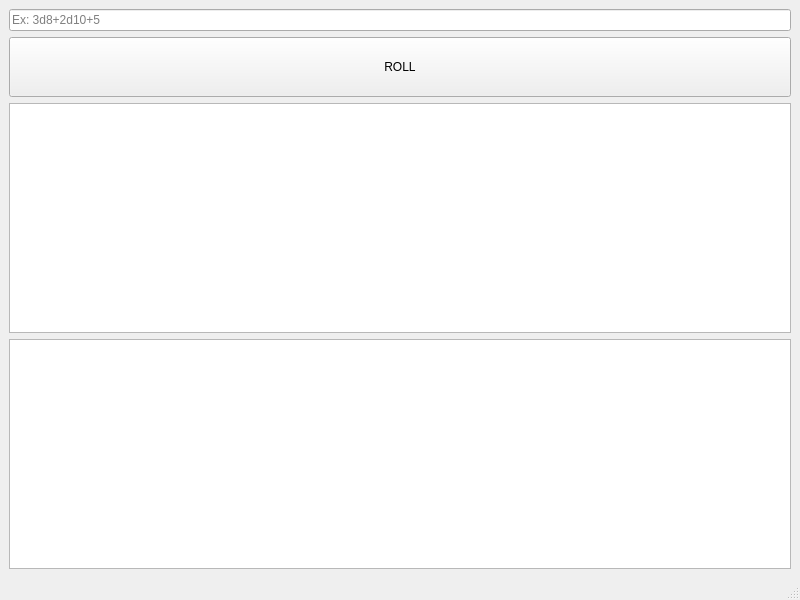
Old version of the form mainwindow.ui in the repository CavalodeCombate123/CryptoRPG---Roll-Dicer.
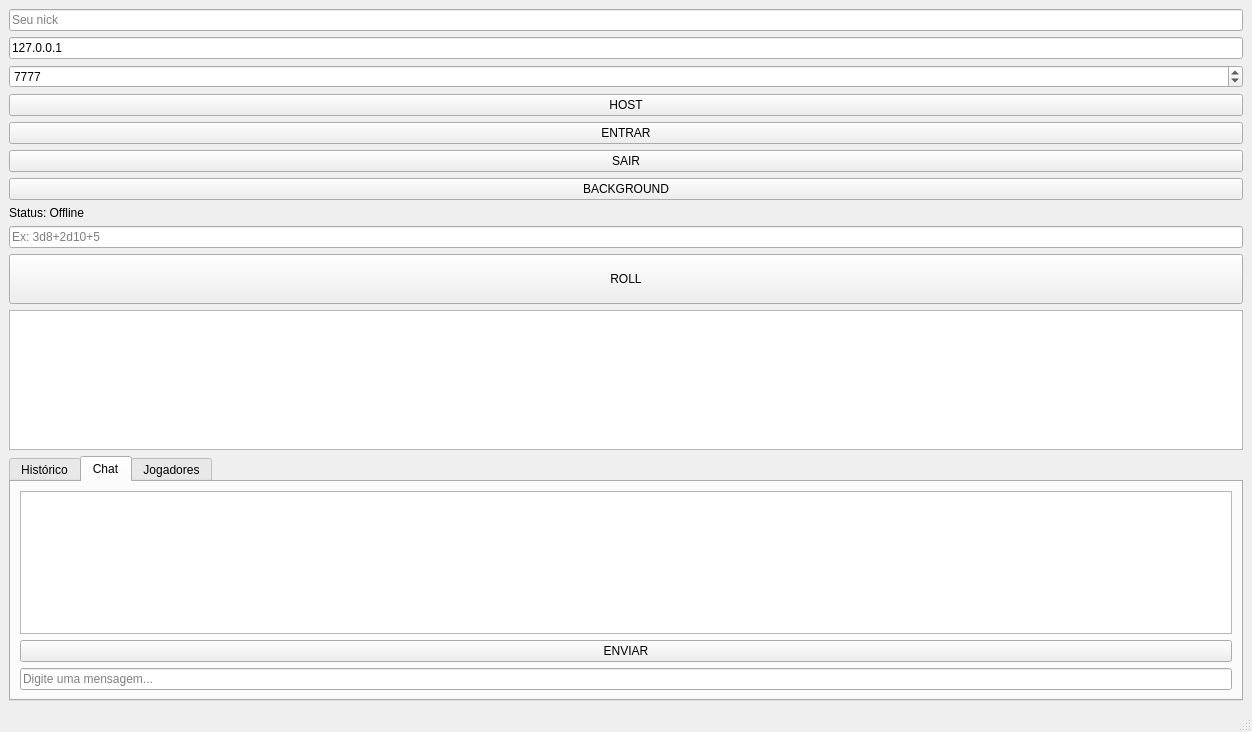
New version of the form.

Commit message: Add LAN room tabs (history/chat/players) and custom background

Patch:
```diff
--- a/mainwindow.ui
+++ b/mainwindow.ui
@@ -6,8 +6,8 @@
    <rect>
     <x>0</x>
     <y>0</y>
-    <width>800</width>
-    <height>600</height>
+    <width>1252</width>
+    <height>732</height>
    </rect>
   </property>
   <property name="windowTitle">
@@ -15,6 +15,71 @@
   </property>
   <widget class="QWidget" name="centralwidget">
    <layout class="QVBoxLayout" name="verticalLayout">
+    <item>
+     <widget class="QLineEdit" name="nickEdit">
+      <property name="placeholderText">
+       <string>Seu nick</string>
+      </property>
+     </widget>
+    </item>
+    <item>
+     <widget class="QLineEdit" name="hostIpEdit">
+      <property name="text">
+       <string>127.0.0.1</string>
+      </property>
+      <property name="placeholderText">
+       <string>IP do Host (ex: 192.168.0.10)</string>
+      </property>
+     </widget>
+    </item>
+    <item>
+     <widget class="QSpinBox" name="portSpin">
+      <property name="minimum">
+       <number>1</number>
+      </property>
+      <property name="maximum">
+       <number>65535</number>
+      </property>
+      <property name="value">
+       <number>7777</number>
+      </property>
+     </widget>
+    </item>
+    <item>
+     <widget class="QPushButton" name="btnHost">
+      <property name="text">
+       <string>HOST</string>
+      </property>
+     </widget>
+    </item>
+    <item>
+     <widget class="QPushButton" name="btnJoin">
+      <property name="text">
+       <string>ENTRAR</string>
+      </property>
+     </widget>
+    </item>
+    <item>
+     <widget class="QPushButton" name="btnStopHost">
+      <property name="text">
+       <string>SAIR</string>
+      </property>
+     </widget>
+    </item>
+    <item>
+     <widget class="QPushButton" name="btnBg">
+      <property name="text">
+       <string>BACKGROUND</string>
+      </property>
+     </widget>
+    </item>
+    <item>
+     <widget class="QLabel" name="statusLabel">
+      <property name="text">
+       <string>Status: Offline</string>
+      </property>
+     </widget>
+    </item>
     <item>
      <widget class="QLineEdit" name="inputExpr">
       <property name="placeholderText">
@@ -33,7 +98,7 @@
       <property name="minimumSize">
        <size>
         <width>0</width>
-        <height>60</height>
+        <height>50</height>
        </size>
       </property>
       <property name="text">
@@ -46,7 +111,7 @@
       <property name="minimumSize">
        <size>
         <width>0</width>
-        <height>200</height>
+        <height>100</height>
        </size>
       </property>
       <property name="readOnly">
@@ -55,13 +120,63 @@
      </widget>
     </item>
     <item>
-     <widget class="QListWidget" name="historyList">
+     <widget class="QTabWidget" name="tabWidget">
       <property name="minimumSize">
        <size>
         <width>0</width>
-        <height>160</height>
+        <height>50</height>
        </size>
       </property>
+      <property name="focusPolicy">
+       <enum>Qt::FocusPolicy::StrongFocus</enum>
+      </property>
+      <property name="currentIndex">
+       <number>1</number>
+      </property>
+      <widget class="QWidget" name="widget">
+       <attribute name="title">
+        <string>Histórico</string>
+       </attribute>
+       <layout class="QVBoxLayout" name="verticalLayout_3">
+        <item>
+         <widget class="QListWidget" name="historyList"/>
+        </item>
+       </layout>
+      </widget>
+      <widget class="QWidget" name="tab_2">
+       <attribute name="title">
+        <string>Chat</string>
+       </attribute>
+       <layout class="QVBoxLayout" name="verticalLayout_4">
+        <item>
+         <widget class="QListWidget" name="chatList"/>
+        </item>
+        <item>
+         <widget class="QPushButton" name="btnSendChat">
+          <property name="text">
+           <string>ENVIAR</string>
+          </property>
+         </widget>
+        </item>
+        <item>
+         <widget class="QLineEdit" name="chatInput">
+          <property name="placeholderText">
+           <string>Digite uma mensagem...</string>
+          </property>
+         </widget>
+        </item>
+       </layout>
+      </widget>
+      <widget class="QWidget" name="tab_3">
+       <attribute name="title">
+        <string>Jogadores</string>
+       </attribute>
+       <layout class="QVBoxLayout" name="verticalLayout_2">
+        <item>
+         <widget class="QListWidget" name="playersList"/>
+        </item>
+       </layout>
+      </widget>
      </widget>
     </item>
    </layout>
```
Left out of the diff: 2 changed lines with no effect on the pictures. The commit also changes 438 other files.
